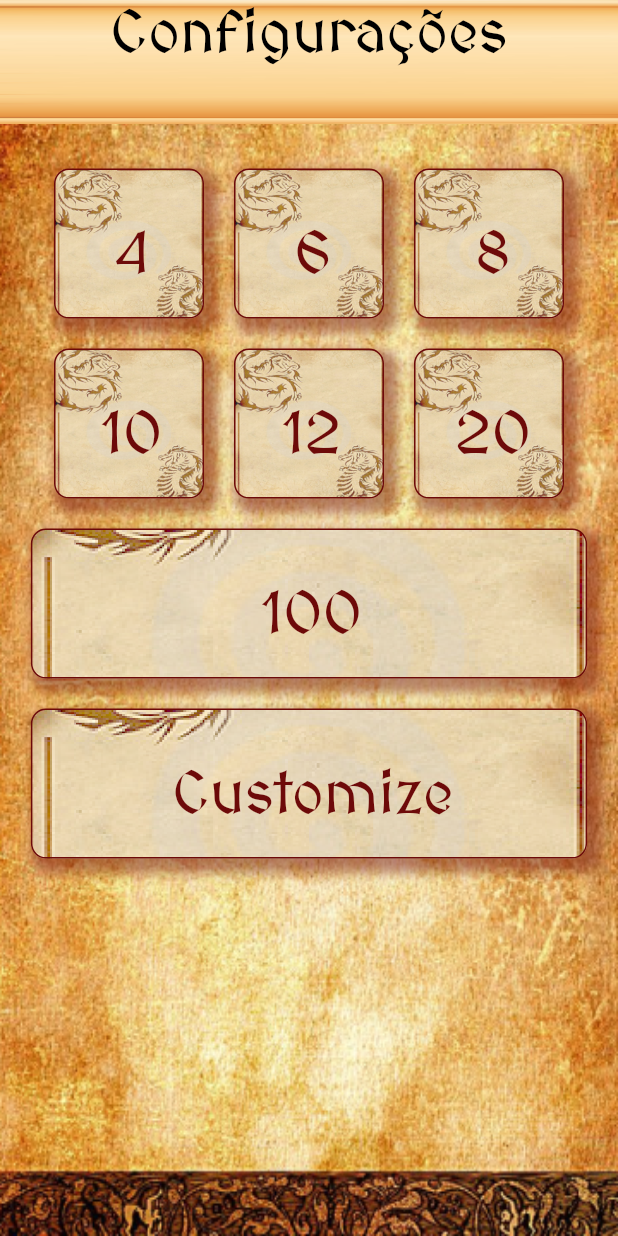
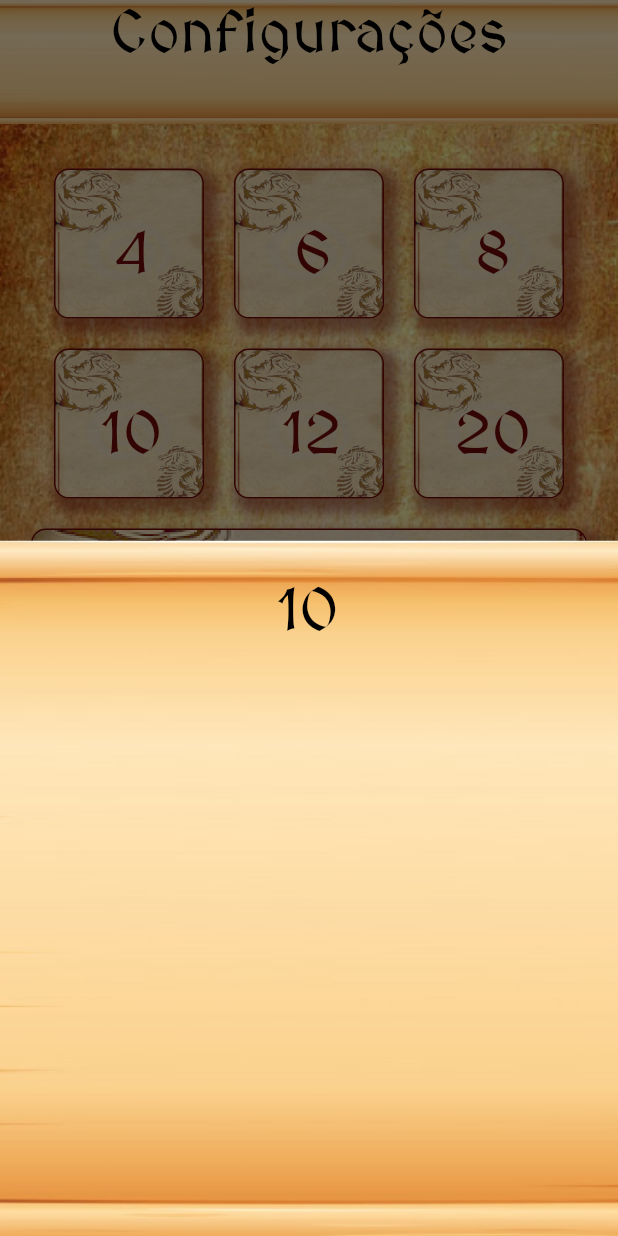
Before and after one commit to joao-vgarcia/rpgroll, a Flutter app: the screen it shows after launch, after a tap on "10", on a phone screen of 412 x 824 dp. Run offline on Flutter 3.47's test engine with Material 2 defaults, Android fonts, the phone set to English and light mode, and no system bars; our stand-ins replace flutter_mobx, get_it, mobx, modal_bottom_sheet; generated files the repository leaves out were written again.

```diff
--- a/lib/modules/home/home_screen.dart
+++ b/lib/modules/home/home_screen.dart
@@ -1,11 +1,13 @@
 import 'package:flutter/material.dart';
-import 'package:mobx/mobx.dart';
 import 'package:rpgroll/get_it/get_it.dart';
 import 'package:flutter_mobx/flutter_mobx.dart';
 import 'package:rpgroll/modules/home/store/home_store.dart';
+import 'package:rpgroll/modules/utils/modal.dart';
 import 'package:rpgroll/modules/widgets/big_button.dart';
 import 'package:rpgroll/modules/widgets/button.dart';
 import 'package:rpgroll/modules/widgets/header_item.dart';
+
+import 'package:modal_bottom_sheet/modal_bottom_sheet.dart';
 import 'package:rpgroll/modules/widgets/header_text.dart';
 
 class HomeScreen extends StatefulWidget {
@@ -26,8 +28,6 @@ class _HomeScreenState extends State<HomeScreen> {
     }
     store.changeExpanded();
   }
-
-  dummyFunction() => print('ok true');
 
   @override
   Widget build(BuildContext context) {
@@ -68,34 +68,31 @@ class _HomeScreenState extends State<HomeScreen> {
                             HeaderItem(
                               text: store.allConfigs[0],
                               isExpanded: store.isExpanded,
-                              onTap: dummyFunction,
                             ),
                             HeaderItem(
                               text: store.allConfigs[1],
                               isExpanded: store.isExpanded,
-                              onTap: dummyFunction,
                             ),
                             HeaderItem(
                               text: store.allConfigs[2],
                               isExpanded: store.isExpanded,
-                              onTap: dummyFunction,
                             ),
                           ]),
                           AnimatedContainer(
-                              child: Text(
-                                'Configurações',
-                                style: TextStyle(
-                                    fontSize: 40, color: Colors.black),
-                              ),
-                              duration: Duration(milliseconds: 900),
-                              curve: Curves.easeInOutSine,
-                              height: !store.isExpanded ? 60 : 0,
+                            child: Text(
+                              'Configurações',
+                              style:
+                                  TextStyle(fontSize: 40, color: Colors.black),
                             ),
+                            duration: Duration(milliseconds: 300),
+                            curve: Curves.easeInOutSine,
+                            height: !store.isExpanded ? 60 : 0,
+                          ),
                           GestureDetector(
                             onTap: () {
                               store.isExpanded
                                   ? changeSize(height)
-                                  : dummyFunction();
+                                  : print('ok');
                             },
                             child: AnimatedContainer(
                               child: Text(
@@ -103,7 +100,7 @@ class _HomeScreenState extends State<HomeScreen> {
                                 style: TextStyle(
                                     fontSize: 50, color: Colors.black),
                               ),
-                              duration: Duration(milliseconds: 900),
+                              duration: Duration(milliseconds: 300),
                               curve: Curves.easeInOutSine,
                               height: store.isExpanded ? 60 : 0,
                             ),
@@ -117,7 +114,7 @@ class _HomeScreenState extends State<HomeScreen> {
                         ),
                         width: width,
                         height: store.heigth,
-                        duration: Duration(milliseconds: 1000),
+                        duration: Duration(milliseconds: 200),
                         curve: Curves.fastOutSlowIn,
                       ),
                     ),
@@ -133,37 +130,37 @@ class _HomeScreenState extends State<HomeScreen> {
                         children: [
                           Button(
                             text: '4',
-                            onTap: dummyFunction,
+                            height: height,
                           ),
                           Button(
                             text: '6',
-                            onTap: dummyFunction,
+                            height: height,
                           ),
                           Button(
                             text: '8',
-                            onTap: dummyFunction,
+                            height: height,
                           ),
                           Button(
                             text: '10',
-                            onTap: dummyFunction,
+                            height: height,
                           ),
                           Button(
                             text: '12',
-                            onTap: dummyFunction,
+                            height: height,
                           ),
                           Button(
                             text: '20',
-                            onTap: dummyFunction,
+                            height: height,
                           ),
                           BigButton(
-                            onTap: dummyFunction,
                             text: '100',
+                            height: height,
                             width: width * 0.9,
                           ),
                           BigButton(
-                            onTap: dummyFunction,
+                            width: width * 0.9,
+                            height: height,
                             text: 'Customize',
-                            width: width * 0.9,
                           ),
                         ],
                       ),
--- /dev/null
+++ b/lib/modules/utils/modal.dart
@@ -0,0 +1,26 @@
+import 'package:flutter/material.dart';
+import 'package:rpgroll/modules/widgets/header_text.dart';
+
+showModal(BuildContext context, double height, String title) =>
+    showModalBottomSheet(
+        context: context,
+        builder: (BuildContext bc) {
+          return Container(
+            height: height * 0.6,
+            decoration: BoxDecoration(
+              image: DecorationImage(
+                image: AssetImage('assets/images/modal.png'),
+                fit: BoxFit.fill,
+              ),
+            ),
+            child: Column(
+              children: <Widget>[
+                Row(mainAxisAlignment: MainAxisAlignment.center, children: [
+                  Padding(
+                      padding: EdgeInsets.only(top: 25),
+                      child: HeaderText(text: title))
+                ]),
+              ],
+            ),
+          );
+        });
--- a/lib/modules/widgets/big_button.dart
+++ b/lib/modules/widgets/big_button.dart
@@ -1,23 +1,19 @@
 import 'package:flutter/material.dart';
+import 'package:rpgroll/modules/utils/modal.dart';
 import 'package:rpgroll/modules/widgets/header_text.dart';
 
 class BigButton extends StatelessWidget {
-  final Function onTap;
   final String text;
   final double width;
-  const BigButton(
-      {Key key, @required this.onTap, @required this.text, this.width = 100})
-      : super(key: key);
+  final double height;
+  const BigButton({Key key, @required this.text, this.width = 100, this.height = 600}) : super(key: key);
 
   @override
   Widget build(BuildContext context) {
     return GestureDetector(
       child: Container(
         alignment: Alignment.center,
-        child: HeaderText(
-          text: this.text,
-          color: Color(0xff6D0A09),
-        ),
+        child: HeaderText(text: this.text, color: Color(0xff6D0A09),),
         height: 100,
         width: this.width,
         padding: EdgeInsets.only(top: 15, left: 5),
@@ -30,7 +26,7 @@ class BigButton extends StatelessWidget {
               image: AssetImage('assets/images/button.png'),
               fit: BoxFit.fitWidth,
               colorFilter: ColorFilter.linearToSrgbGamma()),
-          boxShadow: [
+              boxShadow: [
             BoxShadow(
               color: Color(0x776D0A09),
               spreadRadius: 4,
@@ -40,7 +36,7 @@ class BigButton extends StatelessWidget {
           ],
         ),
       ),
-      onTap: this.onTap,
+      onTap: () => showModal(context, height, text),
     );
   }
 }
--- a/lib/modules/widgets/button.dart
+++ b/lib/modules/widgets/button.dart
@@ -1,11 +1,11 @@
 import 'package:flutter/material.dart';
+import 'package:rpgroll/modules/utils/modal.dart';
 import 'package:rpgroll/modules/widgets/header_text.dart';
 
 class Button extends StatelessWidget {
-  final Function onTap;
+  final double height;
   final String text;
-  const Button({Key key, @required this.onTap, @required this.text})
-      : super(key: key);
+  const Button({Key key, this.height, @required this.text}) : super(key: key);
 
   @override
   Widget build(BuildContext context) {
@@ -38,7 +38,7 @@ class Button extends StatelessWidget {
           ],
         ),
       ),
-      onTap: this.onTap,
+      onTap: () => showModal(context, height, text),
     );
   }
 }
--- a/lib/modules/widgets/header_item.dart
+++ b/lib/modules/widgets/header_item.dart
@@ -4,8 +4,8 @@ import 'package:rpgroll/modules/widgets/header_text.dart';
 class HeaderItem extends StatefulWidget {
   final String text;
   final bool isExpanded;
-  final Function onTap;
-  HeaderItem({Key key, @required this.text, @required this.isExpanded, @required this.onTap}) : super(key: key);
+  HeaderItem({Key key, @required this.text, @required this.isExpanded})
+      : super(key: key);
 
   @override
   _HeaderItemState createState() => _HeaderItemState();
@@ -14,13 +14,12 @@ class HeaderItem extends StatefulWidget {
 class _HeaderItemState extends State<HeaderItem> {
   @override
   Widget build(BuildContext context) {
-    return GestureDetector(
-      onTap: widget.onTap,
-      child: AnimatedContainer(
-      child: HeaderText(text: this.widget.text),
-      duration: Duration(milliseconds: 600),
-      curve: Curves.easeInOutSine,
-      height: this.widget.isExpanded ? 60 : 0,
-    ),);
+    return  AnimatedContainer(
+        child: HeaderText(text: this.widget.text),
+        duration: Duration(milliseconds: 600),
+        curve: Curves.easeInOutSine,
+        height: this.widget.isExpanded ? 60 : 0,
+
+    );
   }
 }
```
Also changed, not shown: pubspec.yaml (+7 -0 lines), pubspec.lock, 62 other files.
